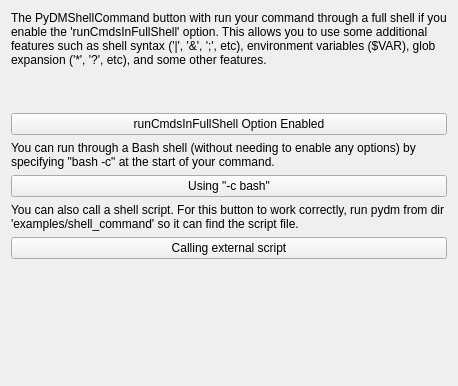
Old version of the form examples/shell_command/shell_command_full_shell.ui in the repository slaclab/pydm.
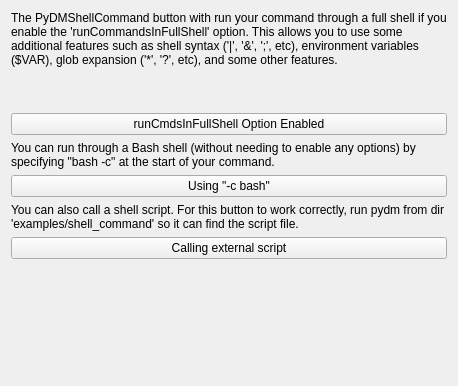
New version of the form. Custom widgets are drawn as their Qt base class.

Commit message: STY: rename property to runCommandsInFullShell, other related style fixes

Diff of the .ui file:
```diff
--- a/examples/shell_command/shell_command_full_shell.ui
+++ b/examples/shell_command/shell_command_full_shell.ui
@@ -23,7 +23,7 @@
       </sizepolicy>
      </property>
      <property name="text">
-      <string>&lt;html&gt;&lt;head/&gt;&lt;body&gt;&lt;p&gt;The PyDMShellCommand button with run your command through a full shell if you enable the 'runCmdsInFullShell' option. This allows you to use some additional features such as shell syntax ('|', '&amp;amp;', ';', etc), environment variables ($VAR), glob expansion ('*', '?', etc), and some other features.&lt;/p&gt;&lt;p&gt;&lt;br/&gt;&lt;/p&gt;&lt;/body&gt;&lt;/html&gt;</string>
+      <string>&lt;html&gt;&lt;head/&gt;&lt;body&gt;&lt;p&gt;The PyDMShellCommand button with run your command through a full shell if you enable the 'runCommandsInFullShell' option. This allows you to use some additional features such as shell syntax ('|', '&amp;amp;', ';', etc), environment variables ($VAR), glob expansion ('*', '?', etc), and some other features.&lt;/p&gt;&lt;p&gt;&lt;br/&gt;&lt;/p&gt;&lt;/body&gt;&lt;/html&gt;</string>
      </property>
      <property name="wordWrap">
       <bool>true</bool>
```
Left out of the diff: 8 changed lines with no effect on the pictures. The commit also changes 1 other file.
